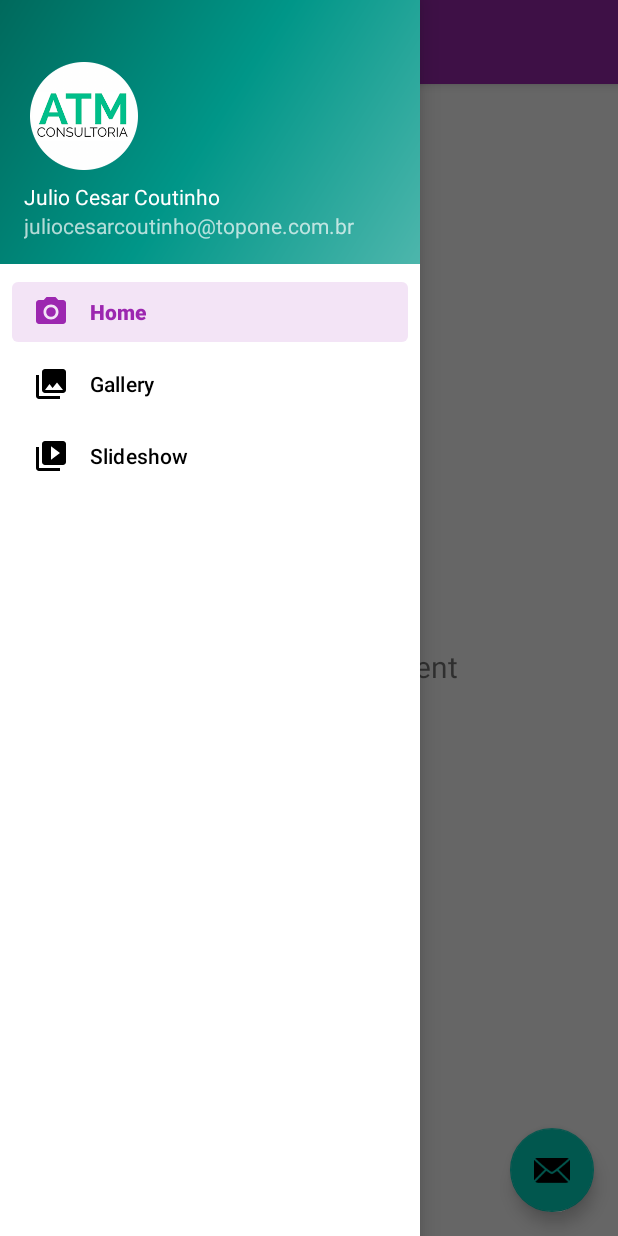
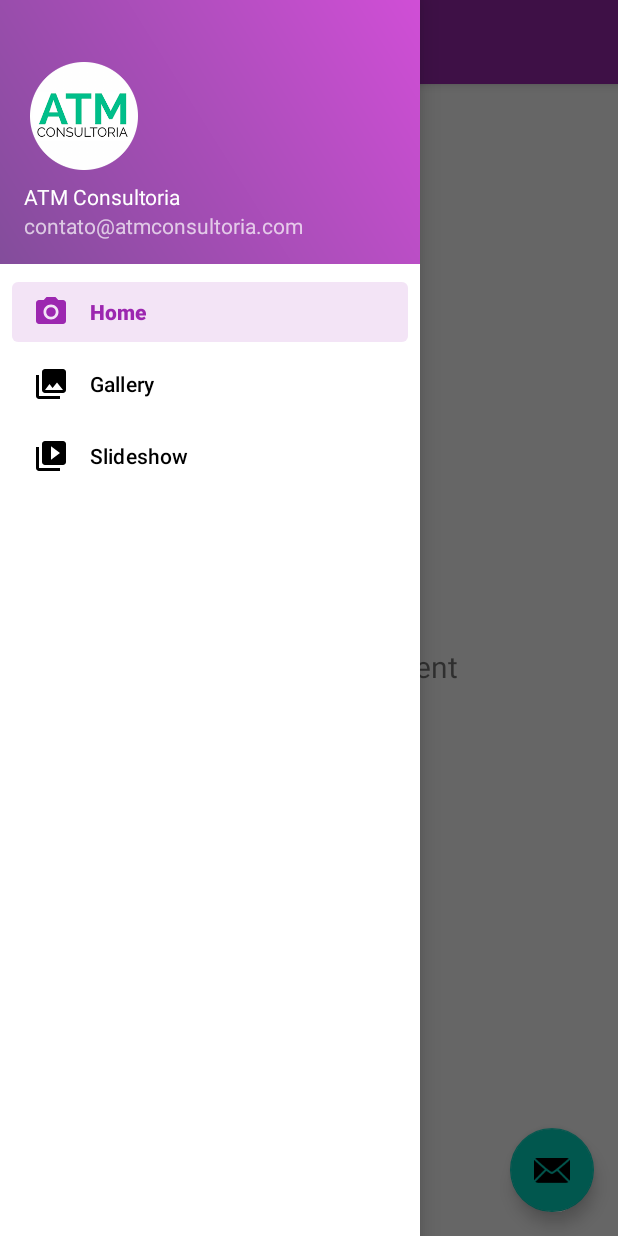
Before and after one commit to juliocesarcoutinho/projeto-android-java, an Android app: the screen it shows after launch (MainActivity), with the side drawer open, on a phone screen of 412 x 824 dp. Run offline under Robolectric (Android 15) with nearby library versions, the phone set to English and light mode, and no system bars; our stand-ins replace navigation-ui.

Commit message:
Update no projeto

```diff
--- /dev/null
+++ b/ATMConsultoria/app/src/main/res/drawable/ic_menu_clientes.xml
@@ -0,0 +1,5 @@
+<vector android:height="24dp" android:tint="#000000"
+    android:viewportHeight="24" android:viewportWidth="24"
+    android:width="24dp" xmlns:android="http://schemas.android.com/apk/res/android">
+    <path android:fillColor="@android:color/white" android:pathData="M16,11c1.66,0 2.99,-1.34 2.99,-3S17.66,5 16,5c-1.66,0 -3,1.34 -3,3s1.34,3 3,3zM8,11c1.66,0 2.99,-1.34 2.99,-3S9.66,5 8,5C6.34,5 5,6.34 5,8s1.34,3 3,3zM8,13c-2.33,0 -7,1.17 -7,3.5L1,19h14v-2.5c0,-2.33 -4.67,-3.5 -7,-3.5zM16,13c-0.29,0 -0.62,0.02 -0.97,0.05 1.16,0.84 1.97,1.97 1.97,3.45L17,19h6v-2.5c0,-2.33 -4.67,-3.5 -7,-3.5z"/>
+</vector>
--- /dev/null
+++ b/ATMConsultoria/app/src/main/res/drawable/ic_menu_contato.xml
@@ -0,0 +1,5 @@
+<vector android:height="24dp" android:tint="#000000"
+    android:viewportHeight="24" android:viewportWidth="24"
+    android:width="24dp" xmlns:android="http://schemas.android.com/apk/res/android">
+    <path android:fillColor="@android:color/white" android:pathData="M20,4L4,4c-1.1,0 -1.99,0.9 -1.99,2L2,18c0,1.1 0.9,2 2,2h16c1.1,0 2,-0.9 2,-2L22,6c0,-1.1 -0.9,-2 -2,-2zM20,8l-8,5 -8,-5L4,6l8,5 8,-5v2z"/>
+</vector>
--- /dev/null
+++ b/ATMConsultoria/app/src/main/res/drawable/ic_menu_principal.xml
@@ -0,0 +1,5 @@
+<vector android:height="24dp" android:tint="#000000"
+    android:viewportHeight="24" android:viewportWidth="24"
+    android:width="24dp" xmlns:android="http://schemas.android.com/apk/res/android">
+    <path android:fillColor="@android:color/white" android:pathData="M19,3L4.99,3c-1.11,0 -1.98,0.89 -1.98,2L3,19c0,1.1 0.88,2 1.99,2L19,21c1.1,0 2,-0.9 2,-2L21,5c0,-1.11 -0.9,-2 -2,-2zM19,15h-4c0,1.66 -1.35,3 -3,3s-3,-1.34 -3,-3L4.99,15L4.99,5L19,5v10z"/>
+</vector>
--- /dev/null
+++ b/ATMConsultoria/app/src/main/res/drawable/ic_menu_servicos.xml
@@ -0,0 +1,5 @@
+<vector android:autoMirrored="true" android:height="24dp"
+    android:tint="#000000" android:viewportHeight="24"
+    android:viewportWidth="24" android:width="24dp" xmlns:android="http://schemas.android.com/apk/res/android">
+    <path android:fillColor="@android:color/white" android:pathData="M19,3h-4.18C14.4,1.84 13.3,1 12,1c-1.3,0 -2.4,0.84 -2.82,2L5,3c-1.1,0 -2,0.9 -2,2v14c0,1.1 0.9,2 2,2h14c1.1,0 2,-0.9 2,-2L21,5c0,-1.1 -0.9,-2 -2,-2zM12,3c0.55,0 1,0.45 1,1s-0.45,1 -1,1 -1,-0.45 -1,-1 0.45,-1 1,-1zM14,17L7,17v-2h7v2zM17,13L7,13v-2h10v2zM17,9L7,9L7,7h10v2z"/>
+</vector>
--- /dev/null
+++ b/ATMConsultoria/app/src/main/res/drawable/ic_menu_sobre.xml
@@ -0,0 +1,5 @@
+<vector android:height="24dp" android:tint="#000000"
+    android:viewportHeight="24" android:viewportWidth="24"
+    android:width="24dp" xmlns:android="http://schemas.android.com/apk/res/android">
+    <path android:fillColor="@android:color/white" android:pathData="M12,2C6.48,2 2,6.48 2,12s4.48,10 10,10 10,-4.48 10,-10S17.52,2 12,2zM13,17h-2v-6h2v6zM13,9h-2L11,7h2v2z"/>
+</vector>
--- a/ATMConsultoria/app/src/main/res/drawable/side_nav_bar.xml
+++ b/ATMConsultoria/app/src/main/res/drawable/side_nav_bar.xml
@@ -1,9 +1,8 @@
 <shape xmlns:android="http://schemas.android.com/apk/res/android"
     android:shape="rectangle">
     <gradient
-        android:angle="135"
-        android:centerColor="#009688"
-        android:endColor="#00695C"
-        android:startColor="#4DB6AC"
+        android:angle="45"
+        android:endColor="#d04ed6"
+        android:startColor="#834d9b"
         android:type="linear" />
 </shape>
--- a/ATMConsultoria/app/src/main/res/values/colors.xml
+++ b/ATMConsultoria/app/src/main/res/values/colors.xml
@@ -9,5 +9,5 @@
     <color name="white">#FFFFFFFF</color>
     <color name="primary">#9c27b0</color>
     <color name="primaryVariant">#7b1fa2</color>
-    <color name="colorAccent">#7b1fa2</color>
+    <color name="colorAccent">#c75fd9</color>
 </resources>
--- a/ATMConsultoria/app/src/main/res/values/strings.xml
+++ b/ATMConsultoria/app/src/main/res/values/strings.xml
@@ -2,8 +2,8 @@
     <string name="app_name">ATM Consultoria</string>
     <string name="navigation_drawer_open">Open navigation drawer</string>
     <string name="navigation_drawer_close">Close navigation drawer</string>
-    <string name="nav_header_title">Julio Cesar Coutinho</string>
-    <string name="nav_header_subtitle">juliocesarcoutinho@topone.com.br</string>
+    <string name="nav_header_title">ATM Consultoria</string>
+    <string name="nav_header_subtitle">contato@atmconsultoria.com</string>
     <string name="nav_header_desc">Navigation header</string>
     <string name="action_settings">Settings</string>
 
```
